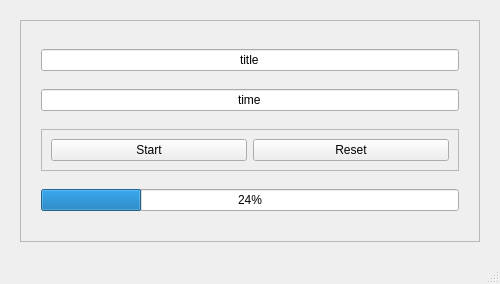
Old version of the form timerwindow.ui in the repository cephcyn/hourglassQT.
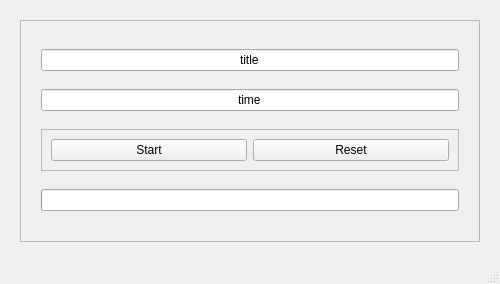
New version of the form.

Patch:
```diff
--- a/timerwindow.ui
+++ b/timerwindow.ui
@@ -181,7 +181,10 @@
           </size>
          </property>
          <property name="value">
-          <number>24</number>
+          <number>0</number>
+         </property>
+         <property name="textVisible">
+          <bool>false</bool>
          </property>
         </widget>
        </item>
```
